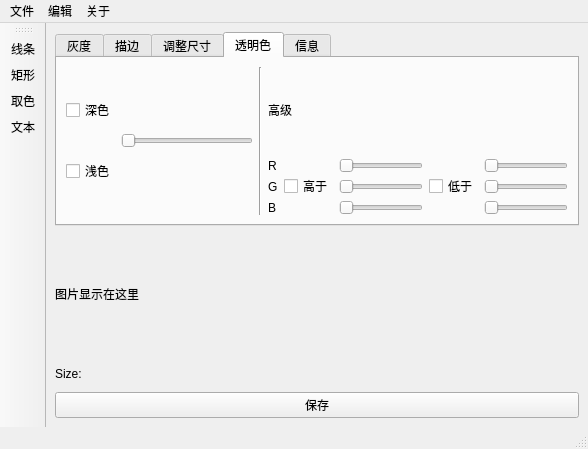
First picture: the form in ImgMargin.ui, repository NumbNutN/aUnfinishedImageEditTool, before the edit.
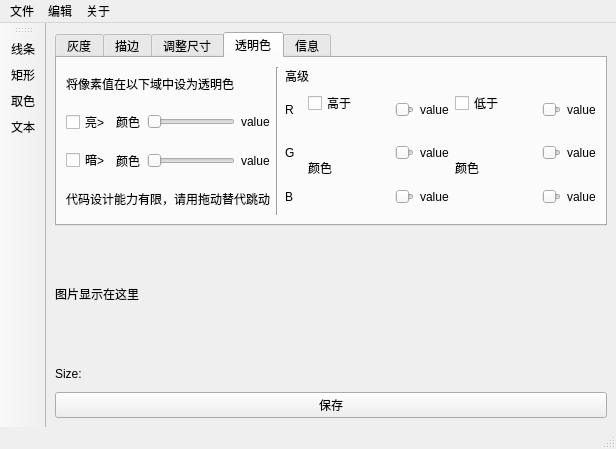
Second picture: the form after the edit. The open tabs and pages were chosen to show the change.

```diff
--- a/ImgMargin.ui
+++ b/ImgMargin.ui
@@ -6,7 +6,7 @@
    <rect>
     <x>0</x>
     <y>0</y>
-    <width>588</width>
+    <width>616</width>
     <height>449</height>
    </rect>
   </property>
@@ -316,31 +316,96 @@
          <attribute name="title">
           <string>透明色</string>
          </attribute>
-         <layout class="QHBoxLayout" name="horizontalLayout_5">
+         <layout class="QHBoxLayout" name="horizontalLayout_16" stretch="10,1,20">
           <item>
-           <layout class="QHBoxLayout" name="horizontalLayout_3">
+           <layout class="QVBoxLayout" name="verticalLayout_19">
             <item>
-             <layout class="QVBoxLayout" name="verticalLayout">
+             <widget class="QLabel" name="label_11">
+              <property name="text">
+               <string>将像素值在以下域中设为透明色</string>
+              </property>
+             </widget>
+            </item>
+            <item>
+             <layout class="QHBoxLayout" name="horizontalLayout_5">
               <item>
-               <widget class="QCheckBox" name="checkBox_4">
+               <widget class="QCheckBox" name="cBoxLight">
                 <property name="text">
-                 <string>深色</string>
+                 <string>亮&gt;</string>
                 </property>
                </widget>
               </item>
               <item>
-               <widget class="QCheckBox" name="checkBox_5">
+               <widget class="QLabel" name="labelLightSample">
+                <property name="minimumSize">
+                 <size>
+                  <width>25</width>
+                  <height>25</height>
+                 </size>
+                </property>
                 <property name="text">
-                 <string>浅色</string>
+                 <string>颜色</string>
                 </property>
                </widget>
               </item>
+              <item>
+               <widget class="QSlider" name="sliderLight">
+                <property name="orientation">
+                 <enum>Qt::Horizontal</enum>
+                </property>
+               </widget>
+              </item>
+              <item>
+               <widget class="QLabel" name="labelLightValue">
+                <property name="text">
+                 <string>value</string>
+                </property>
+               </widget>
+              </item>
              </layout>
             </item>
             <item>
-             <widget class="QSlider" name="horizontalSlider_13">
-              <property name="orientation">
-               <enum>Qt::Horizontal</enum>
+             <layout class="QHBoxLayout" name="horizontalLayout_3">
+              <item>
+               <widget class="QCheckBox" name="cBoxDark">
+                <property name="text">
+                 <string>暗&gt;</string>
+                </property>
+               </widget>
+              </item>
+              <item>
+               <widget class="QLabel" name="labelDarkSample">
+                <property name="minimumSize">
+                 <size>
+                  <width>25</width>
+                  <height>25</height>
+                 </size>
+                </property>
+                <property name="text">
+                 <string>颜色</string>
+                </property>
+               </widget>
+              </item>
+              <item>
+               <widget class="QSlider" name="sliderDark">
+                <property name="orientation">
+                 <enum>Qt::Horizontal</enum>
+                </property>
+               </widget>
+              </item>
+              <item>
+               <widget class="QLabel" name="labelDarkValue">
+                <property name="text">
+                 <string>value</string>
+                </property>
+               </widget>
+              </item>
+             </layout>
+            </item>
+            <item>
+             <widget class="QLabel" name="label_9">
+              <property name="text">
+               <string>代码设计能力有限，请用拖动替代跳动</string>
               </property>
              </widget>
             </item>
@@ -354,7 +419,7 @@
            </widget>
           </item>
           <item>
-           <layout class="QVBoxLayout" name="verticalLayout_5" stretch="1,5">
+           <layout class="QVBoxLayout" name="verticalLayout_18" stretch="1,9">
             <item>
              <widget class="QLabel" name="label_2">
               <property name="text">
@@ -363,7 +428,7 @@
              </widget>
             </item>
             <item>
-             <layout class="QHBoxLayout" name="horizontalLayout_4">
+             <layout class="QHBoxLayout" name="horizontalLayout_15" stretch="1,2,5,2,5">
               <item>
                <layout class="QVBoxLayout" name="verticalLayout_2">
                 <item>
@@ -390,69 +455,247 @@
                </layout>
               </item>
               <item>
-               <widget class="QCheckBox" name="checkBox_6">
-                <property name="text">
-                 <string>高于</string>
-                </property>
-               </widget>
-              </item>
-              <item>
-               <layout class="QVBoxLayout" name="verticalLayout_3">
+               <layout class="QVBoxLayout" name="verticalLayout" stretch="2,5">
                 <item>
-                 <widget class="QSlider" name="horizontalSlider_15">
-                  <property name="orientation">
-                   <enum>Qt::Horizontal</enum>
+                 <widget class="QCheckBox" name="cBoxColorHigh">
+                  <property name="text">
+                   <string>高于</string>
                   </property>
                  </widget>
                 </item>
                 <item>
-                 <widget class="QSlider" name="horizontalSlider_16">
-                  <property name="orientation">
-                   <enum>Qt::Horizontal</enum>
+                 <widget class="QLabel" name="labelCHighSample">
+                  <property name="minimumSize">
+                   <size>
+                    <width>50</width>
+                    <height>50</height>
+                   </size>
                   </property>
-                 </widget>
-                </item>
-                <item>
-                 <widget class="QSlider" name="horizontalSlider_17">
-                  <property name="orientation">
-                   <enum>Qt::Horizontal</enum>
+                  <property name="text">
+                   <string>颜色</string>
                   </property>
                  </widget>
                 </item>
                </layout>
               </item>
-              <item>
-               <widget class="QCheckBox" name="checkBox_7">
-                <property name="text">
-                 <string>低于</string>
-                </property>
-               </widget>
-              </item>
               <item>
                <layout class="QVBoxLayout" name="verticalLayout_4">
                 <item>
-                 <widget class="QSlider" name="horizontalSlider_18">
-                  <property name="orientation">
-                   <enum>Qt::Horizontal</enum>
-                  </property>
-                 </widget>
+                 <layout class="QHBoxLayout" name="horizontalLayout_4">
+                  <item>
+                   <widget class="QLabel" name="labelRHighSample">
+                    <property name="minimumSize">
+                     <size>
+                      <width>25</width>
+                      <height>25</height>
+                     </size>
+                    </property>
+                    <property name="text">
+                     <string/>
+                    </property>
+                   </widget>
+                  </item>
+                  <item>
+                   <widget class="QSlider" name="sliderRHigh">
+                    <property name="orientation">
+                     <enum>Qt::Horizontal</enum>
+                    </property>
+                   </widget>
+                  </item>
+                  <item>
+                   <widget class="QLabel" name="labelRHighValue">
+                    <property name="text">
+                     <string>value</string>
+                    </property>
+                   </widget>
+                  </item>
+                 </layout>
                 </item>
                 <item>
-                 <widget class="QSlider" name="horizontalSlider_19">
-                  <property name="orientation">
-                   <enum>Qt::Horizontal</enum>
+                 <layout class="QHBoxLayout" name="horizontalLayout_10">
+                  <item>
+                   <widget class="QLabel" name="labelGHighSample">
+                    <property name="minimumSize">
+                     <size>
+                      <width>25</width>
+                      <height>25</height>
+                     </size>
+                    </property>
+                    <property name="text">
+                     <string/>
+                    </property>
+                   </widget>
+                  </item>
+                  <item>
+                   <widget class="QSlider" name="sliderGHigh">
+                    <property name="orientation">
+                     <enum>Qt::Horizontal</enum>
+                    </property>
+                   </widget>
+                  </item>
+                  <item>
+                   <widget class="QLabel" name="labelGHighValue">
+                    <property name="text">
+                     <string>value</string>
+                    </property>
+                   </widget>
+                  </item>
+                 </layout>
+                </item>
+                <item>
+                 <layout class="QHBoxLayout" name="horizontalLayout_11">
+                  <item>
+                   <widget class="QLabel" name="labelBHighSample">
+                    <property name="minimumSize">
+                     <size>
+                      <width>25</width>
+                      <height>25</height>
+                     </size>
+                    </property>
+                    <property name="text">
+                     <string/>
+                    </property>
+                   </widget>
+                  </item>
+                  <item>
+                   <widget class="QSlider" name="sliderBHigh">
+                    <property name="orientation">
+                     <enum>Qt::Horizontal</enum>
+                    </property>
+                   </widget>
+                  </item>
+                  <item>
+                   <widget class="QLabel" name="labelBHighValue">
+                    <property name="text">
+                     <string>value</string>
+                    </property>
+                   </widget>
+                  </item>
+                 </layout>
+                </item>
+               </layout>
+              </item>
+              <item>
+               <layout class="QVBoxLayout" name="verticalLayout_3" stretch="2,5">
+                <item>
+                 <widget class="QCheckBox" name="cBoxColorLow">
+                  <property name="text">
+                   <string>低于</string>
                   </property>
                  </widget>
                 </item>
                 <item>
-                 <widget class="QSlider" name="horizontalSlider_20">
-                  <property name="orientation">
-                   <enum>Qt::Horizontal</enum>
+                 <widget class="QLabel" name="labelCLowSample">
+                  <property name="minimumSize">
+                   <size>
+                    <width>50</width>
+                    <height>50</height>
+                   </size>
                   </property>
+                  <property name="text">
+                   <string>颜色</string>
+                  </property>
                  </widget>
                 </item>
                </layout>
               </item>
+              <item>
+               <layout class="QVBoxLayout" name="verticalLayout_5">
+                <item>
+                 <layout class="QHBoxLayout" name="horizontalLayout_12">
+                  <item>
+                   <widget class="QLabel" name="labelRLowSample">
+                    <property name="minimumSize">
+                     <size>
+                      <width>25</width>
+                      <height>25</height>
+                     </size>
+                    </property>
+                    <property name="text">
+                     <string/>
+                    </property>
+                   </widget>
+                  </item>
+                  <item>
+                   <widget class="QSlider" name="sliderRLow">
+                    <property name="orientation">
+                     <enum>Qt::Horizontal</enum>
+                    </property>
+                   </widget>
+                  </item>
+                  <item>
+                   <widget class="QLabel" name="labelRLowValue">
+                    <property name="text">
+                     <string>value</string>
+                    </property>
+                   </widget>
+                  </item>
+                 </layout>
+                </item>
+                <item>
+                 <layout class="QHBoxLayout" name="horizontalLayout_13">
+                  <item>
+                   <widget class="QLabel" name="labelGLowSample">
+                    <property name="minimumSize">
+                     <size>
+                      <width>25</width>
+                      <height>25</height>
+                     </size>
+                    </property>
+                    <property name="text">
+                     <string/>
+                    </property>
+                   </widget>
+                  </item>
+                  <item>
+                   <widget class="QSlider" name="sliderGLow">
+                    <property name="orientation">
+                     <enum>Qt::Horizontal</enum>
+                    </property>
+                   </widget>
+                  </item>
+                  <item>
+                   <widget class="QLabel" name="labelGLowValue">
+                    <property name="text">
+                     <string>value</string>
+                    </property>
+                   </widget>
+                  </item>
+                 </layout>
+                </item>
+                <item>
+                 <layout class="QHBoxLayout" name="horizontalLayout_14">
+                  <item>
+                   <widget class="QLabel" name="labelBLowSample">
+                    <property name="minimumSize">
+                     <size>
+                      <width>25</width>
+                      <height>25</height>
+                     </size>
+                    </property>
+                    <property name="text">
+                     <string/>
+                    </property>
+                   </widget>
+                  </item>
+                  <item>
+                   <widget class="QSlider" name="sliderBLow">
+                    <property name="orientation">
+                     <enum>Qt::Horizontal</enum>
+                    </property>
+                   </widget>
+                  </item>
+                  <item>
+                   <widget class="QLabel" name="labelBLowValue">
+                    <property name="text">
+                     <string>value</string>
+                    </property>
+                   </widget>
+                  </item>
+                 </layout>
+                </item>
+               </layout>
+              </item>
              </layout>
             </item>
            </layout>
@@ -521,7 +764,7 @@
     <rect>
      <x>0</x>
      <y>0</y>
-     <width>588</width>
+     <width>616</width>
      <height>22</height>
     </rect>
    </property>
```
Left out of the diff: 25 changed lines with no effect on the pictures.
